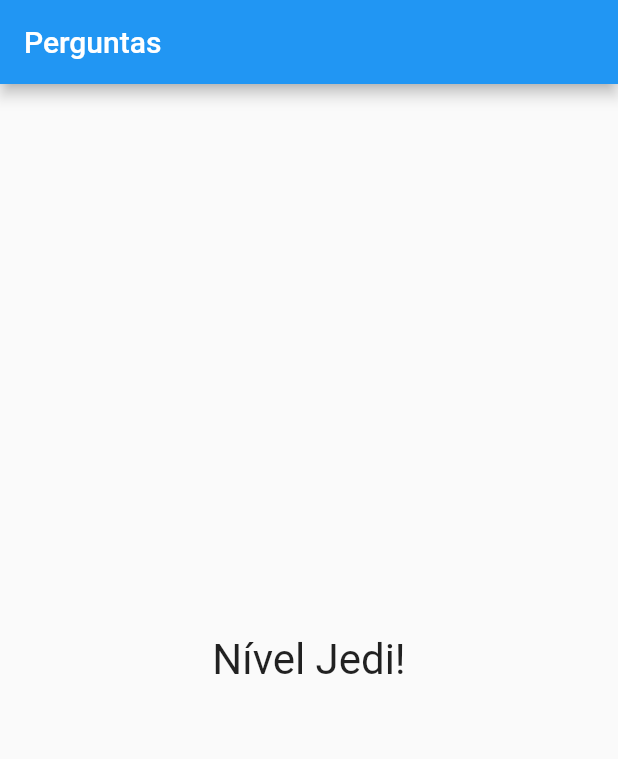
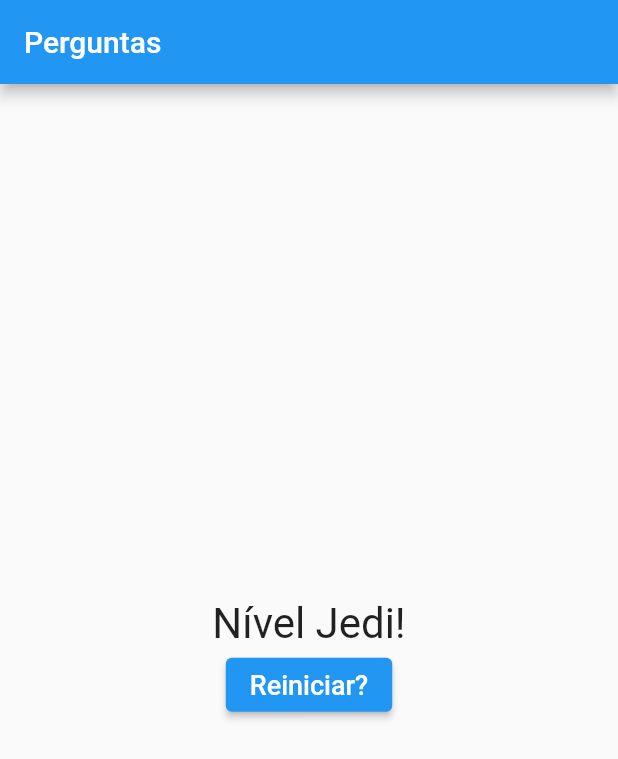
Before and after one commit to GuilhermeDGDEV/projeto_perguntas, a Flutter app: the screen it shows after launch, after a tap on "Preto", after a tap on "Cobra", after a tap on "Leo", on a phone screen of 412 x 824 dp. Shown: the top 759 px of the screen. Run offline on Flutter 3.47's test engine with Material 2 defaults, Android fonts, the phone set to English and light mode, and no system bars.

Commit message:
Restart app

```diff
--- a/lib/main.dart
+++ b/lib/main.dart
@@ -47,6 +47,13 @@ class _PerguntaAppState extends State<PerguntaApp> {
     }
   }
 
+  void _reiniciarQuestionario() {
+    setState(() {
+      _perguntaSelecionada = 0;
+      _pontuacaoTotal = 0;
+    });
+  }
+
   bool get temPerguntaSelecionada {
     return _perguntaSelecionada < _perguntas.length;
   }
@@ -64,7 +71,7 @@ class _PerguntaAppState extends State<PerguntaApp> {
                 perguntaSelecionada: _perguntaSelecionada,
                 responder: _responder,
               )
-            : Resultado(_pontuacaoTotal),
+            : Resultado(_pontuacaoTotal, _reiniciarQuestionario),
       ),
     );
   }
--- a/lib/resultado.dart
+++ b/lib/resultado.dart
@@ -2,7 +2,10 @@ import 'package:flutter/material.dart';
 
 class Resultado extends StatelessWidget {
   final int pontuacaoTotal;
-  const Resultado(this.pontuacaoTotal, {Key? key}) : super(key: key);
+  final void Function() quandoReiniciarFormulario;
+  const Resultado(this.pontuacaoTotal, this.quandoReiniciarFormulario,
+      {Key? key})
+      : super(key: key);
 
   String get fraseResultado {
     if (pontuacaoTotal < 8) {
@@ -18,11 +21,23 @@ class Resultado extends StatelessWidget {
 
   @override
   Widget build(BuildContext context) {
-    return Center(
-      child: Text(
-        fraseResultado,
-        style: const TextStyle(fontSize: 28),
-      ),
+    return Column(
+      mainAxisAlignment: MainAxisAlignment.center,
+      children: [
+        Center(
+          child: Text(
+            fraseResultado,
+            style: const TextStyle(fontSize: 28),
+          ),
+        ),
+        ElevatedButton(
+          onPressed: quandoReiniciarFormulario,
+          child: const Text(
+            "Reiniciar?",
+            style: TextStyle(fontSize: 18),
+          ),
+        )
+      ],
     );
   }
 }
```
